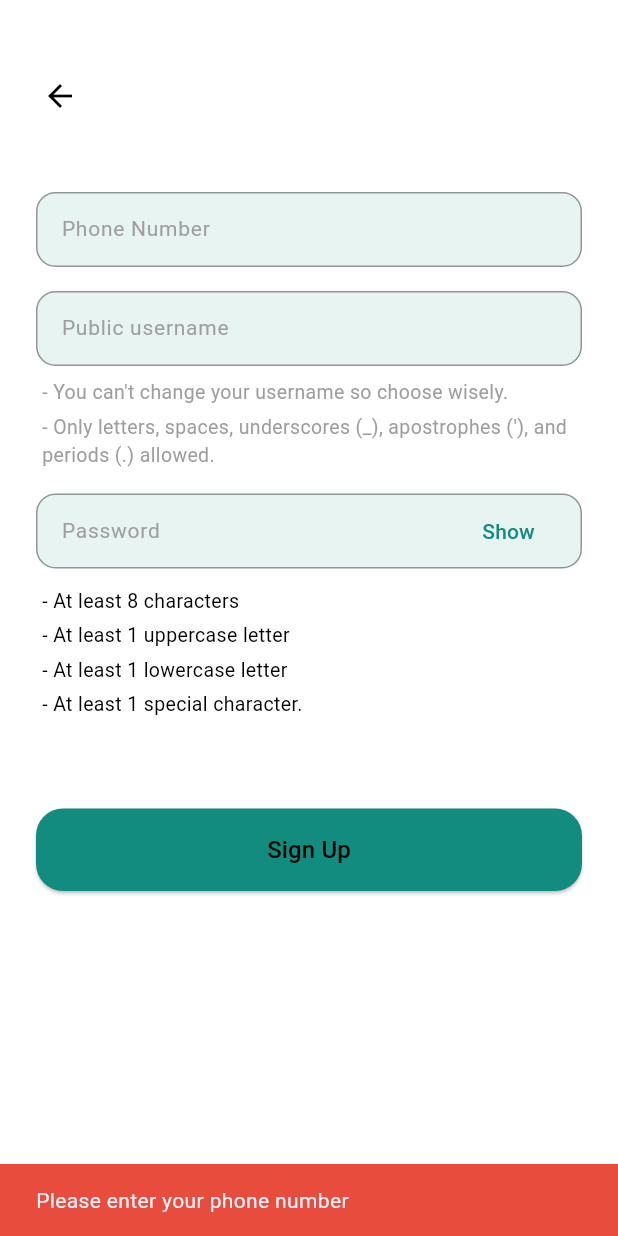
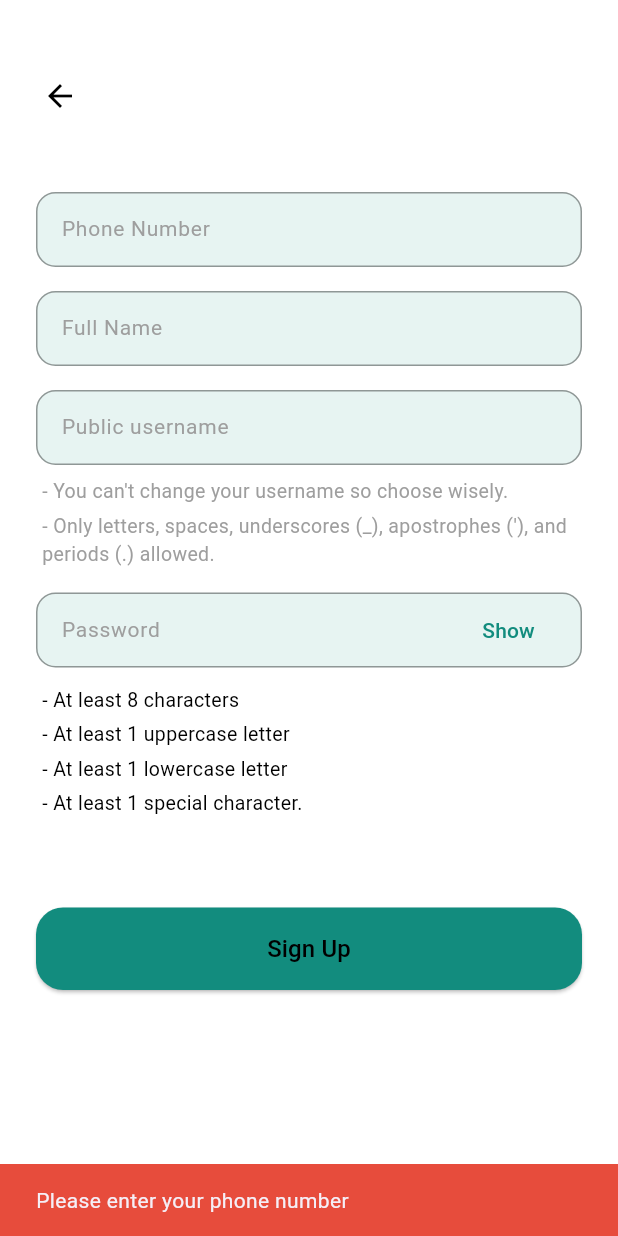
Before and after one commit to elite-andrew/mredeo_app, a Flutter app: the SignUpWithPhoneScreen screen opened by its route, after a tap on "Sign Up", on a phone screen of 412 x 824 dp. Run offline on Flutter 3.47's test engine with Material 3 defaults, Android fonts, the phone set to English and light mode, and no system bars; our stand-ins replace connectivity_plus, dio, flutter_secure_storage, go_router, shared_preferences; accounts and stored records are empty.

```diff
--- a/lib/providers/auth_provider.dart
+++ b/lib/providers/auth_provider.dart
@@ -97,7 +97,7 @@ class AuthProvider with ChangeNotifier {
   Future<Map<String, dynamic>> signup({
     required String fullName,
     required String username,
-    required String phoneNumber,
+    String? phoneNumber,
     required String password,
     String? email,
   }) async {
--- a/lib/screens/auth/sign_up_with_phone.dart
+++ b/lib/screens/auth/sign_up_with_phone.dart
@@ -1,9 +1,11 @@
 import 'package:flutter/material.dart';
 import 'package:go_router/go_router.dart';
+import 'package:provider/provider.dart';
 import 'package:redeo_app/core/theme/app_colors.dart';
 import 'package:redeo_app/config/app_routes.dart';
 import 'package:redeo_app/widgets/common/app_button.dart';
 import 'package:redeo_app/widgets/common/app_text_field.dart';
+import 'package:redeo_app/providers/auth_provider.dart';
 
 class SignUpWithPhoneScreen extends StatefulWidget {
   const SignUpWithPhoneScreen({super.key});
@@ -14,25 +16,30 @@ class SignUpWithPhoneScreen extends StatefulWidget {
 
 class _SignUpWithPhoneScreenState extends State<SignUpWithPhoneScreen> {
   final TextEditingController _phoneController = TextEditingController();
+  final TextEditingController _fullNameController = TextEditingController();
   final TextEditingController _usernameController = TextEditingController();
   final TextEditingController _passwordController = TextEditingController();
   bool _obscurePassword = true;
   bool _isLoading = false;
   String? _phoneError;
+  String? _fullNameError;
   String? _usernameError;
 
   @override
   void initState() {
     super.initState();
     _phoneController.addListener(_validatePhoneNumber);
+    _fullNameController.addListener(_validateFullName);
     _usernameController.addListener(_validateUsername);
   }
 
   @override
   void dispose() {
     _phoneController.removeListener(_validatePhoneNumber);
+    _fullNameController.removeListener(_validateFullName);
     _usernameController.removeListener(_validateUsername);
     _phoneController.dispose();
+    _fullNameController.dispose();
     _usernameController.dispose();
     _passwordController.dispose();
     super.dispose();
@@ -62,6 +69,25 @@ class _SignUpWithPhoneScreenState extends State<SignUpWithPhoneScreen> {
             'Username can only contain letters, spaces, underscores, apostrophes, and periods';
       }
     });
+  }
+
+  void _validateFullName() {
+    final fullName = _fullNameController.text.trim();
+    setState(() {
+      if (fullName.isEmpty) {
+        _fullNameError = null;
+      } else if (_isFullNameValid(fullName)) {
+        _fullNameError = null;
+      } else {
+        _fullNameError =
+            'Full name can only contain letters, spaces, apostrophes, and periods';
+      }
+    });
+  }
+
+  bool _isFullNameValid(String fullName) {
+    // Full name can contain only letters, spaces, apostrophes, and periods
+    return RegExp(r"^[a-zA-Z. ']+$").hasMatch(fullName);
   }
 
   bool _isUsernameValid(String username) {
@@ -120,6 +146,30 @@ class _SignUpWithPhoneScreenState extends State<SignUpWithPhoneScreen> {
       return;
     }
 
+    // Validate full name
+    final fullName = _fullNameController.text.trim();
+    if (fullName.isEmpty) {
+      ScaffoldMessenger.of(context).showSnackBar(
+        const SnackBar(
+          content: Text('Please enter your full name'),
+          backgroundColor: AppColors.error,
+        ),
+      );
+      return;
+    }
+
+    if (!_isFullNameValid(fullName)) {
+      ScaffoldMessenger.of(context).showSnackBar(
+        const SnackBar(
+          content: Text(
+            'Full name can only contain letters, spaces, apostrophes, and periods',
+          ),
+          backgroundColor: AppColors.error,
+        ),
+      );
+      return;
+    }
+
     // Validate username
     final username = _usernameController.text.trim();
     if (username.isEmpty) {
@@ -159,24 +209,54 @@ class _SignUpWithPhoneScreenState extends State<SignUpWithPhoneScreen> {
       _isLoading = true;
     });
 
-    // Simulate API call
-    await Future.delayed(const Duration(seconds: 2));
+    try {
+      final authProvider = Provider.of<AuthProvider>(context, listen: false);
+      final result = await authProvider.signup(
+        fullName: fullName,
+        username: username,
+        phoneNumber: phoneNumber,
+        password: _passwordController.text,
+      );
 
       if (mounted) {
         setState(() {
           _isLoading = false;
         });
 
-      // For now, just show success message and navigate to login
+        if (result['success']) {
           ScaffoldMessenger.of(context).showSnackBar(
-        const SnackBar(
-          content: Text('Account created successfully!'),
-          backgroundColor: Color(0xFF2ECC71),
+            SnackBar(
+              content: Text(
+                result['message'] ?? 'Account created successfully!',
+              ),
+              backgroundColor: const Color(0xFF2ECC71),
             ),
           );
 
-      // Navigate to login screen
+          // Navigate to OTP verification or login
           context.go(AppRoutes.login);
+        } else {
+          ScaffoldMessenger.of(context).showSnackBar(
+            SnackBar(
+              content: Text(result['message'] ?? 'Signup failed'),
+              backgroundColor: AppColors.error,
+            ),
+          );
+        }
+      }
+    } catch (e) {
+      if (mounted) {
+        setState(() {
+          _isLoading = false;
+        });
+
+        ScaffoldMessenger.of(context).showSnackBar(
+          SnackBar(
+            content: Text('An error occurred: $e'),
+            backgroundColor: AppColors.error,
+          ),
+        );
+      }
     }
   }
 
@@ -230,6 +310,16 @@ class _SignUpWithPhoneScreenState extends State<SignUpWithPhoneScreen> {
                       controller: _phoneController,
                       errorText: _phoneError,
                       keyboardType: TextInputType.phone,
+                    ),
+
+                    const SizedBox(height: 16),
+
+                    // Full Name Field
+                    AppTextField(
+                      hintText: 'Full Name',
+                      controller: _fullNameController,
+                      errorText: _fullNameError,
+                      onChanged: (_) => _validateFullName(),
                     ),
 
                     const SizedBox(height: 16),
```
Also changed, not shown: lib/data/services/auth_service.dart (+24 -11 lines), lib/screens/auth/sign_up_with_email.dart (+94 -4 lines). Lines whose indentation alone changed are shown as unchanged.
